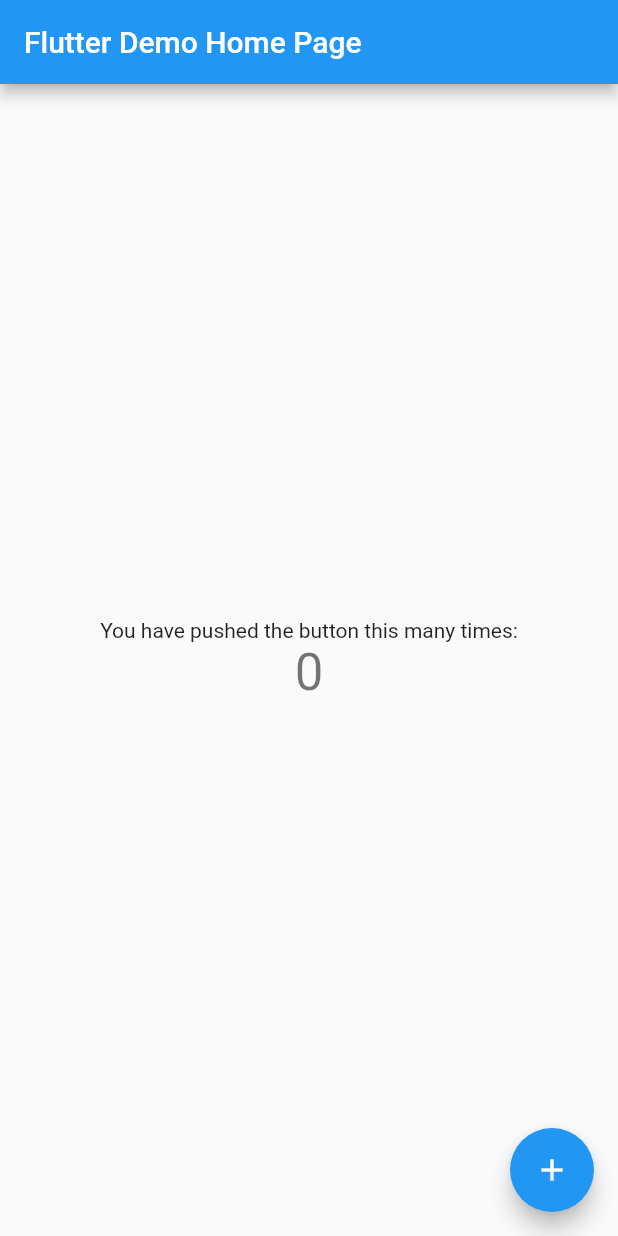
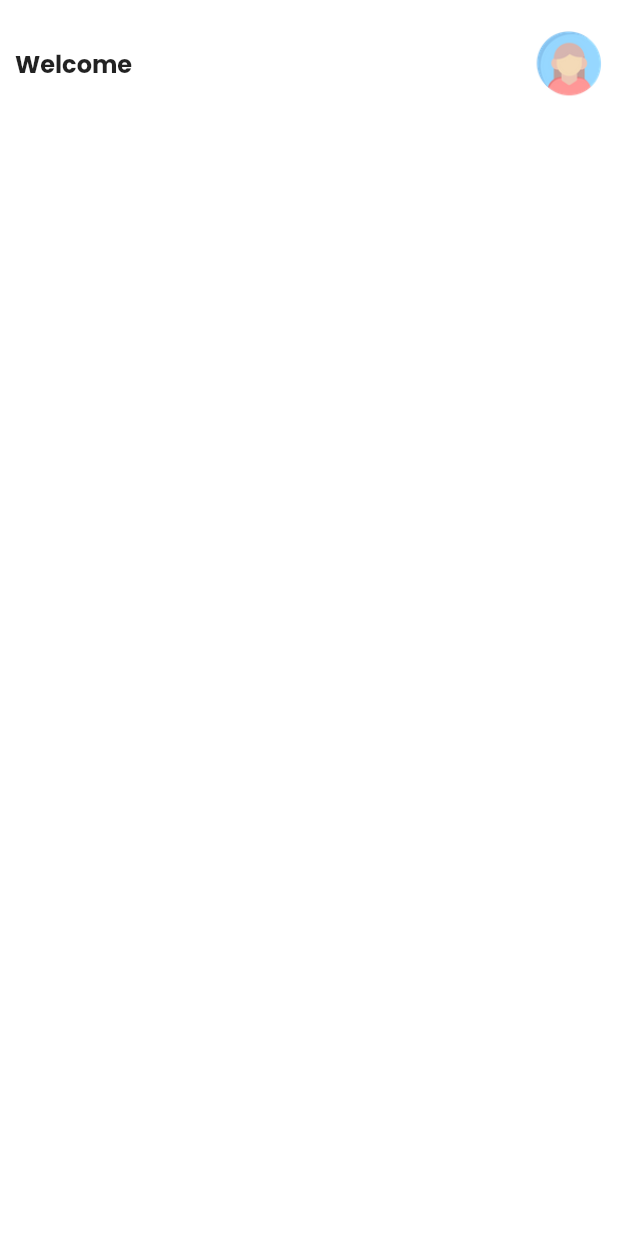
Before and after one commit to Ziber7/Note-App, a Flutter app: the screen it shows after launch, on a phone screen of 412 x 824 dp. Run offline on Flutter 3.47's test engine with Material 2 defaults, Android fonts, the phone set to English and light mode, and no system bars.

Commit message:
Pembuatan App Bar

```diff
--- /dev/null
+++ b/lib/Screens/components/custom_appbar.dart
@@ -0,0 +1,33 @@
+import 'package:flutter/material.dart';
+
+class CustomAppBar extends StatelessWidget {
+  const CustomAppBar({
+    Key? key,
+  }) : super(key: key);
+
+  @override
+  Widget build(BuildContext context) {
+    return Padding(
+      padding: const EdgeInsets.symmetric(vertical: 20, horizontal: 10.0),
+      child: Row(
+        mainAxisAlignment: MainAxisAlignment.spaceBetween,
+        children: [
+          const Text(
+            "Welcome",
+            style: TextStyle(fontSize: 16,fontWeight: FontWeight.bold),
+          ),
+          Container(
+            height: 45,
+            width: 45,
+            decoration: BoxDecoration(color: Colors.white10,
+            borderRadius: BorderRadius.circular(8.0)),
+            child: Image.asset(
+              "assets/images/profile2.png",
+              fit: BoxFit.contain,
+            ),
+          ),
+        ],
+      ),
+    );
+  }
+}
--- /dev/null
+++ b/lib/Screens/home_screen.dart
@@ -0,0 +1,21 @@
+import 'package:flutter/material.dart';
+import 'components/custom_appbar.dart';
+
+class HomeScreen extends StatefulWidget {
+  const HomeScreen({ Key? key }) : super(key: key);
+
+  @override
+  _HomeScreenState createState() => _HomeScreenState();
+}
+
+class _HomeScreenState extends State<HomeScreen> {
+  @override
+  Widget build(BuildContext context) {
+    return Scaffold(
+      backgroundColor: Colors.white,
+      body: SafeArea(child: Column(
+        children: [CustomAppBar()],
+      )),
+    );
+  }
+}
--- a/lib/main.dart
+++ b/lib/main.dart
@@ -1,4 +1,6 @@
 import 'package:flutter/material.dart';
+
+import 'Screens/home_screen.dart';
 
 void main() {
   runApp(const MyApp());
@@ -12,6 +14,8 @@ class MyApp extends StatelessWidget {
   Widget build(BuildContext context) {
     return MaterialApp(
       title: 'Flutter Demo',
+      //remove debug banner
+      debugShowCheckedModeBanner: false,
       theme: ThemeData(
         // This is the theme of your application.
         //
@@ -23,93 +27,10 @@ class MyApp extends StatelessWidget {
         // Notice that the counter didn't reset back to zero; the application
         // is not restarted.
         primarySwatch: Colors.blue,
-      ),
-      home: const MyHomePage(title: 'Flutter Demo Home Page'),
+        //Masukkan fonts
+        fontFamily: "Poppins"),
+        // Homescreen path
+      home: const HomeScreen(),
     );
   }
 }
-
-class MyHomePage extends StatefulWidget {
-  const MyHomePage({Key? key, required this.title}) : super(key: key);
-
-  // This widget is the home page of your application. It is stateful, meaning
-  // that it has a State object (defined below) that contains fields that affect
-  // how it looks.
-
-  // This class is the configuration for the state. It holds the values (in this
-  // case the title) provided by the parent (in this case the App widget) and
-  // used by the build method of the State. Fields in a Widget subclass are
-  // always marked "final".
-
-  final String title;
-
-  @override
-  State<MyHomePage> createState() => _MyHomePageState();
-}
-
-class _MyHomePageState extends State<MyHomePage> {
-  int _counter = 0;
-
-  void _incrementCounter() {
-    setState(() {
-      // This call to setState tells the Flutter framework that something has
-      // changed in this State, which causes it to rerun the build method below
-      // so that the display can reflect the updated values. If we changed
-      // _counter without calling setState(), then the build method would not be
-      // called again, and so nothing would appear to happen.
-      _counter++;
-    });
-  }
-
-  @override
-  Widget build(BuildContext context) {
-    // This method is rerun every time setState is called, for instance as done
-    // by the _incrementCounter method above.
-    //
-    // The Flutter framework has been optimized to make rerunning build methods
-    // fast, so that you can just rebuild anything that needs updating rather
-    // than having to individually change instances of widgets.
-    return Scaffold(
-      appBar: AppBar(
-        // Here we take the value from the MyHomePage object that was created by
-        // the App.build method, and use it to set our appbar title.
-        title: Text(widget.title),
-      ),
-      body: Center(
-        // Center is a layout widget. It takes a single child and positions it
-        // in the middle of the parent.
-        child: Column(
-          // Column is also a layout widget. It takes a list of children and
-          // arranges them vertically. By default, it sizes itself to fit its
-          // children horizontally, and tries to be as tall as its parent.
-          //
-          // Invoke "debug painting" (press "p" in the console, choose the
-          // "Toggle Debug Paint" action from the Flutter Inspector in Android
-          // Studio, or the "Toggle Debug Paint" command in Visual Studio Code)
-          // to see the wireframe for each widget.
-          //
-          // Column has various properties to control how it sizes itself and
-          // how it positions its children. Here we use mainAxisAlignment to
-          // center the children vertically; the main axis here is the vertical
-          // axis because Columns are vertical (the cross axis would be
-          // horizontal).
-          mainAxisAlignment: MainAxisAlignment.center,
-          children: <Widget>[
-            const Text(
-              'You have pushed the button this many times:',
-            ),
-            Text(
-              '$_counter',
-              style: Theme.of(context).textTheme.headline4,
-            ),
-          ],
-        ),
-      ),
-      floatingActionButton: FloatingActionButton(
-        onPressed: _incrementCounter,
-        tooltip: 'Increment',
-        child: const Icon(Icons.add),
-      ), // This trailing comma makes auto-formatting nicer for build methods.
-    );
-  }
-}
```
Also changed, not shown: pubspec.yaml (+8 -8 lines), assets/fonts/Poppins-Bold.ttf (added), assets/fonts/Poppins-Regular.ttf (added), assets/images/profile.png (added), assets/images/profile2.png (added), assets/images/profiles.png (added).
